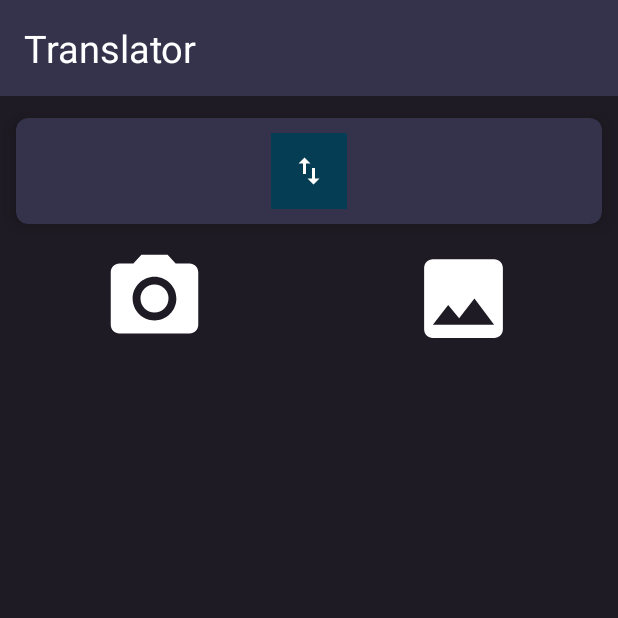
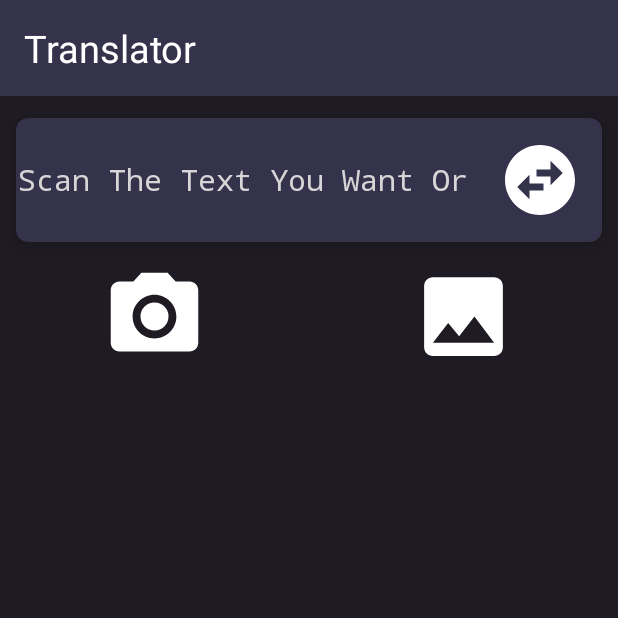
Before and after one commit to Adity-a/Brahmi_Recognition, an Android app: the screen it shows after launch (ScannerActivity), on a phone screen of 412 x 824 dp, the top half of it. Run offline under Robolectric (Android 15) with nearby library versions, the phone set to English and light mode, and no system bars; libraries missing offline, so code that uses them is left out: com.github.ybq.android, com.googlecode.tesseract; Roboto replaces fonts that are not available here; 4 statements that could not run were skipped.

Commit message:
Add new trained data file with more characters

```diff
--- a/app/src/main/java/com/ocr/brahmi/translation/ScannerActivity.java
+++ b/app/src/main/java/com/ocr/brahmi/translation/ScannerActivity.java
@@ -57,7 +57,7 @@ public class ScannerActivity extends AppCompatActivity {
         tessDataPath = getFilesDir() + "/tesseract/";
         tessBaseAPI = new TessBaseAPI();
         copyTrainedData();
-        tessBaseAPI.init(tessDataPath, "brahmi1");
+        tessBaseAPI.init(tessDataPath, "brahmi");
         camera_btn.setOnClickListener(new View.OnClickListener() {
             @Override
             public void onClick(View view) {
@@ -92,7 +92,7 @@ public class ScannerActivity extends AppCompatActivity {
             }
 
             // Copy the trained data file from assets to the device's filesystem
-            String trainedDataName = "brahmi1.traineddata";
+            String trainedDataName = "brahmi.traineddata";
             InputStream in = getAssets().open("tessdata/" + trainedDataName);
             OutputStream out = new FileOutputStream(tessDataPath + "tessdata/" + trainedDataName);
 
--- /dev/null
+++ b/app/src/main/res/drawable/ic_swap1.xml
@@ -0,0 +1,5 @@
+<vector xmlns:android="http://schemas.android.com/apk/res/android" android:height="56dp" android:tint="#FFFFFF" android:viewportHeight="24" android:viewportWidth="24" android:width="56dp">
+
+    <path android:fillColor="@android:color/white" android:pathData="M22,12c0,-5.52 -4.48,-10 -10,-10S2,6.48 2,12s4.48,10 10,10 10,-4.48 10,-10zM15,6.5l3.5,3.5 -3.5,3.5L15,11h-4L11,9h4L15,6.5zM9,17.5L5.5,14 9,10.5L9,13h4v2L9,15v2.5z"/>
+
+</vector>
--- a/app/src/main/res/layout/activity_scanner.xml
+++ b/app/src/main/res/layout/activity_scanner.xml
@@ -7,6 +7,7 @@
     android:background="#1F1B24"
     android:layout_height="match_parent"
     android:orientation="vertical">
+
 
     <include layout="@layout/custom_toolbar"/>
 
@@ -20,22 +21,24 @@
         app:cardElevation="8dp"
         app:cardUseCompatPadding="true">
 
-            <!--<TextView
+            <TextView
+                android:paddingLeft="1dp"
                 android:layout_width="wrap_content"
                 android:layout_height="wrap_content"
                 android:text="@string/scan_the_text_you_want"
                 android:textColor="@color/colorWhite"
                 android:textSize="20sp"
-                android:layout_gravity="center"
-                android:fontFamily="monospace"/>-->
+                android:layout_gravity="center_vertical"
+                android:fontFamily="monospace"/>
+
         <ImageView
             android:id="@+id/page_btn"
             android:layout_width="wrap_content"
             android:layout_height="wrap_content"
-            android:src="@drawable/ic_swap"
-            android:layout_gravity="center"
-            android:padding="13dp"
-            android:background="@color/colorPrimaryDark"/>
+            android:src="@drawable/ic_swap1"
+            android:layout_gravity="center|end"
+            android:padding="13dp" />
+
     </androidx.cardview.widget.CardView>
     <LinearLayout
         android:layout_width="match_parent"
--- a/app/src/main/res/values/strings.xml
+++ b/app/src/main/res/values/strings.xml
@@ -8,6 +8,6 @@
     <string name="devnagriToBrahmi">Devnagri To Brahmi</string>
     <string name="write_here_to_convert">Write Here To Convert . . . .</string>
     <string name="convert">CONVERT</string>
-    <string name="scan_the_text_you_want">Scan The Text You Want</string>
+    <string name="scan_the_text_you_want">Scan The Text You Want Or</string>
 
 </resources>
```
Also changed, not shown: 2 other files.
